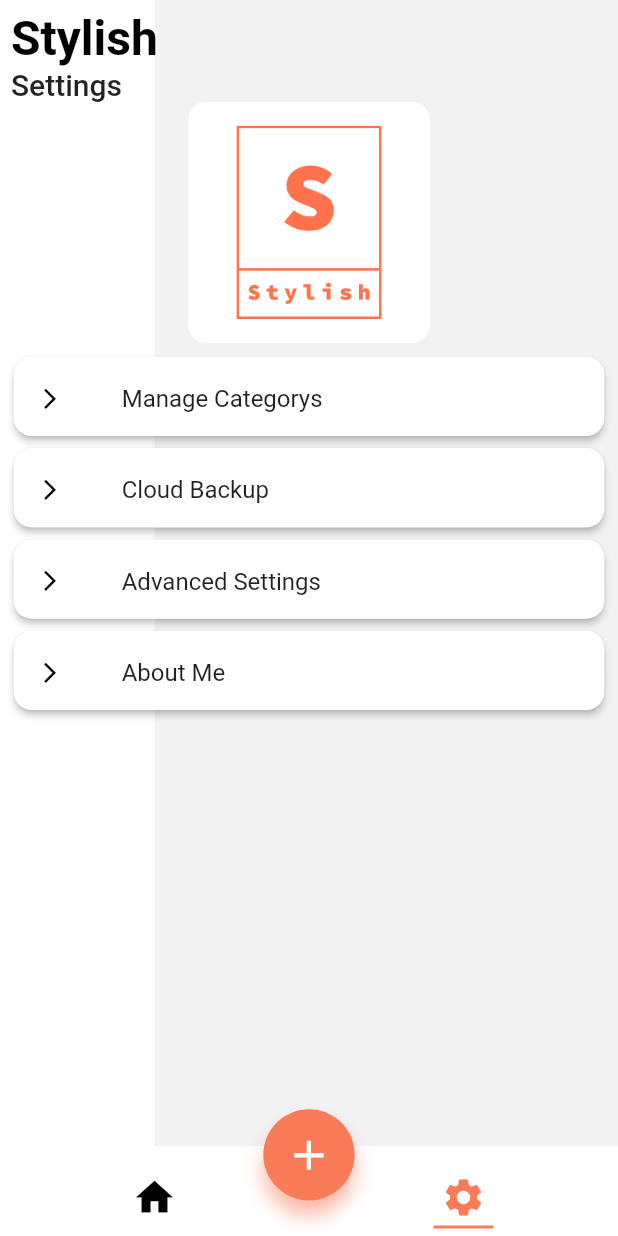
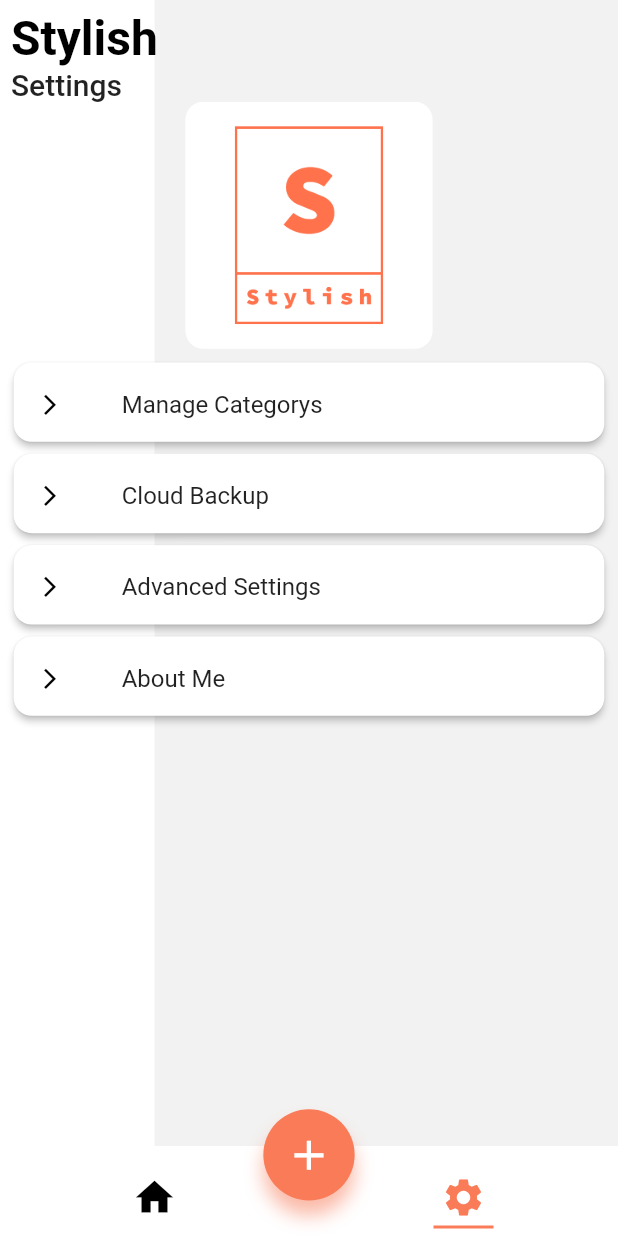
Before and after one commit to calinvasileandrei/stylish, a Flutter app: the screen it shows after launch, tab 2 chosen, on a phone screen of 412 x 824 dp. Run offline on Flutter 3.47's test engine with Material 2 defaults, Android fonts, the phone set to English and light mode, and no system bars; our stand-ins replace equatable, flutter_bloc, flutter_screenutil, sembast; missing offline and left inert: image_picker_modern; Roboto replaces fonts that are missing (Helvetica).

Commit message:
Some Todos

```diff
--- a/lib/View/CreateClotheView/Components/DropDownCategories.dart
+++ b/lib/View/CreateClotheView/Components/DropDownCategories.dart
@@ -15,6 +15,7 @@ class DropDownCategories extends StatefulWidget {
 }
 
 class _DropDownCategoriesState extends State<DropDownCategories> {
+  //TODO: change from bloc pattern to a simple Future , setstate object pattern, it's overkill
   CreateClotheBloc createClotheBloc = new CreateClotheBloc();
 
   @override
--- a/lib/View/SettingsView/SettingsView.dart
+++ b/lib/View/SettingsView/SettingsView.dart
@@ -25,10 +25,10 @@ class _SettingsViewState extends State<SettingsView> {
             mainAxisAlignment: MainAxisAlignment.center,
             children: [
               ClipRRect(
-                borderRadius: BorderRadius.circular(12.0),
+                borderRadius: stylishBorderRadius,
                 child: Image.asset(
                   'assets/logo_white512.png',
-                  width: ScreenUtil().setWidth(1200.w),
+                  width: 450.w,
                   fit: BoxFit.contain,
                 ),
               )
--- a/lib/View/SettingsView/SubViews/ManageCategoriesView/ManageCateogriesView.dart
+++ b/lib/View/SettingsView/SubViews/ManageCategoriesView/ManageCateogriesView.dart
@@ -5,8 +5,6 @@ import 'package:stylish/DB/DataAccessObject/CategoryDao.dart';
 import 'package:stylish/Utils/StylishSkeleton.dart';
 import 'package:stylish/Models/Category.dart';
 import 'package:stylish/Utils/global.dart';
-import 'package:stylish/View/CreateClotheView/Components/StylishLargeButton.dart';
-import 'package:stylish/View/CreateClotheView/bloc/CreateClotheBloc.dart';
 
 class ManageCategoriesView extends StatefulWidget {
   @override
@@ -73,6 +71,9 @@ class _ManageCategoriesViewState extends State<ManageCategoriesView> {
           icon: Icon(Icons.sort_by_alpha,color: Colors.black,),
           onPressed: sorting,
         ),
+        child: Container(
+          //TODO: check if with a long list be floating button creates problems
+          margin: EdgeInsets.fromLTRB(12.w,48.h,12.w,48.h),
           child: FutureBuilder<List<Category>>(
             future: loadData(),
             builder: (context, snapshot) {
@@ -100,6 +101,7 @@ class _ManageCategoriesViewState extends State<ManageCategoriesView> {
                 return Center(child: CircularProgressIndicator(),);
               }
             }
+          ),
         )
       ),
     );
```
Lines whose indentation alone changed are shown as unchanged.
